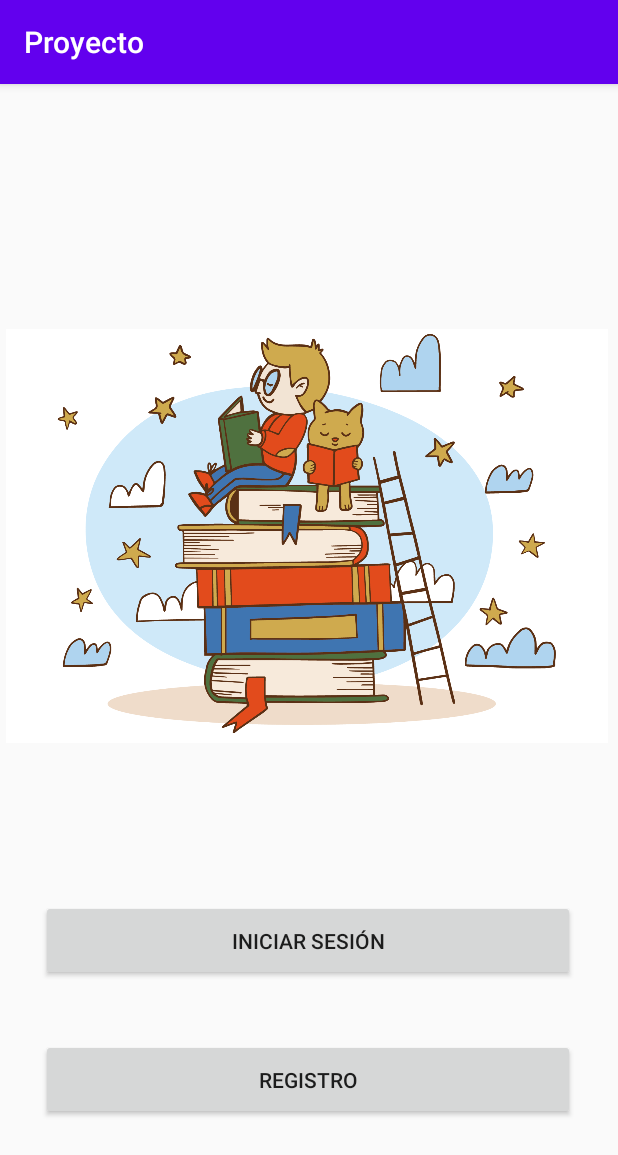
After one commit to Alejandro1793/Proyecto, an Android app: the Principal screen opened directly, with no data from a screen before it, on a phone screen of 412 x 824 dp. The commit adds this screen. Shown: the top 1155 px of the screen. Run offline under Robolectric (Android 15) with nearby library versions, the phone set to English and light mode, and no system bars.

Commit message:
Principal

```diff
--- a/app/src/main/AndroidManifest.xml
+++ b/app/src/main/AndroidManifest.xml
@@ -9,7 +9,8 @@
         android:roundIcon="@mipmap/ic_launcher_round"
         android:supportsRtl="true"
         android:theme="@style/AppTheme">
-        <activity android:name=".RegistroLibro"></activity>
+        <activity android:name=".Principal"></activity>
+        <activity android:name=".RegistroLibro" />
         <activity android:name=".RegistroAlumno" />
         <activity android:name=".RegistroAula" />
         <activity android:name=".RegistroProfe" />
--- /dev/null
+++ b/app/src/main/java/com/frutosajniahperez/proyecto/Principal.java
@@ -0,0 +1,14 @@
+package com.frutosajniahperez.proyecto;
+
+import androidx.appcompat.app.AppCompatActivity;
+
+import android.os.Bundle;
+
+public class Principal extends AppCompatActivity {
+
+    @Override
+    protected void onCreate(Bundle savedInstanceState) {
+        super.onCreate(savedInstanceState);
+        setContentView(R.layout.activity_principal);
+    }
+}
--- /dev/null
+++ b/app/src/main/res/drawable/forma_boton.xml
@@ -0,0 +1,14 @@
+<?xml version="1.0" encoding="utf-8"?>
+<shape xmlns:android="http://schemas.android.com/apk/res/android" android:shape="rectangle">
+    <solid android:color="#3364AF"/>
+
+    <stroke android:width="3dp"
+        android:color="#ffffff"/>
+
+    <padding android:left="1dp"
+        android:top="1dp"
+        android:right="1dp"
+        android:bottom="1dp"/>
+
+    <corners android:radius="30px"/>
+</shape>
--- /dev/null
+++ b/app/src/main/res/layout/activity_principal.xml
@@ -0,0 +1,52 @@
+<?xml version="1.0" encoding="utf-8"?>
+<androidx.constraintlayout.widget.ConstraintLayout xmlns:android="http://schemas.android.com/apk/res/android"
+    xmlns:app="http://schemas.android.com/apk/res-auto"
+    xmlns:tools="http://schemas.android.com/tools"
+    android:layout_width="match_parent"
+    android:layout_height="match_parent"
+    tools:context=".Principal">
+
+    <ImageView
+        android:id="@+id/logo"
+        android:layout_width="401dp"
+        android:layout_height="285dp"
+        android:layout_marginStart="4dp"
+        android:layout_marginLeft="4dp"
+        android:layout_marginEnd="6dp"
+        android:layout_marginRight="6dp"
+        android:layout_marginBottom="32dp"
+        app:layout_constraintBottom_toBottomOf="parent"
+        app:layout_constraintEnd_toEndOf="parent"
+        app:layout_constraintHorizontal_bias="0.0"
+        app:layout_constraintStart_toStartOf="parent"
+        app:layout_constraintTop_toTopOf="parent"
+        app:layout_constraintVertical_bias="0.352"
+        app:srcCompat="@drawable/imgPrincipal" />
+
+    <Button
+        android:id="@+id/btnInicioSesion"
+        android:layout_width="356dp"
+        android:layout_height="54dp"
+        android:layout_marginTop="100dp"
+        android:layout_marginBottom="125dp"
+        android:text="@string/iniciar_sesion"
+        app:layout_constraintBottom_toBottomOf="parent"
+        app:layout_constraintEnd_toEndOf="parent"
+        app:layout_constraintHorizontal_bias="0.49"
+        app:layout_constraintStart_toStartOf="parent"
+        app:layout_constraintTop_toBottomOf="@+id/logo"
+        app:layout_constraintVertical_bias="0.0" />
+
+    <Button
+        android:id="@+id/btnRegistro"
+        android:layout_width="356dp"
+        android:layout_height="54dp"
+        android:layout_marginTop="100dp"
+        android:text="@string/registro"
+        app:layout_constraintBottom_toBottomOf="parent"
+        app:layout_constraintEnd_toEndOf="parent"
+        app:layout_constraintHorizontal_bias="0.49"
+        app:layout_constraintStart_toStartOf="parent"
+        app:layout_constraintTop_toBottomOf="@+id/logo"
+        app:layout_constraintVertical_bias="0.547" />
+</androidx.constraintlayout.widget.ConstraintLayout>
--- a/app/src/main/res/values/strings.xml
+++ b/app/src/main/res/values/strings.xml
@@ -1,3 +1,5 @@
 <resources>
     <string name="app_name">Proyecto</string>
+    <string name="iniciar_sesion">Iniciar Sesión</string>
+    <string name="registro">Registro</string>
 </resources>
```
Also changed, not shown: app/src/main/res/drawable/imgPrincipal.png (added).
